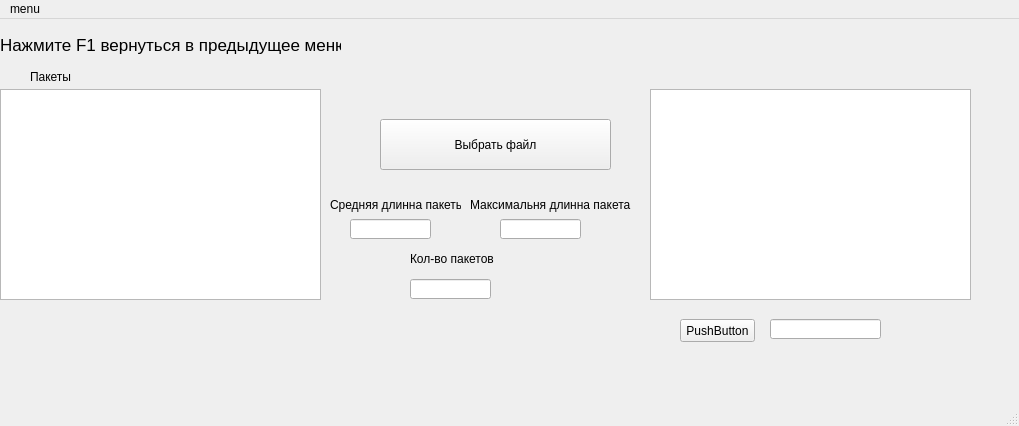
Qt form pro.ui (SURINSS6613/treeeeeeo) before a commit.
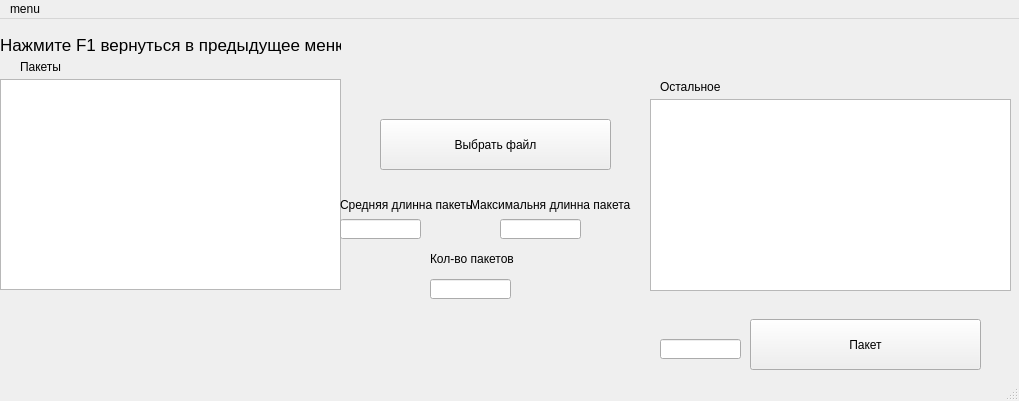
The same form after that commit.

```diff
--- a/pro.ui
+++ b/pro.ui
@@ -7,7 +7,7 @@
     <x>0</x>
     <y>0</y>
     <width>1019</width>
-    <height>426</height>
+    <height>401</height>
    </rect>
   </property>
   <property name="windowTitle">
@@ -49,16 +49,19 @@
     <property name="geometry">
      <rect>
       <x>0</x>
-      <y>70</y>
-      <width>321</width>
+      <y>60</y>
+      <width>341</width>
       <height>211</height>
      </rect>
     </property>
+    <property name="styleSheet">
+     <string notr="true">background:none;</string>
+    </property>
    </widget>
    <widget class="QLabel" name="label_2">
     <property name="geometry">
      <rect>
-      <x>330</x>
+      <x>340</x>
       <y>170</y>
       <width>131</width>
       <height>31</height>
@@ -84,7 +87,7 @@
    <widget class="QLineEdit" name="lineEdit">
     <property name="geometry">
      <rect>
-      <x>350</x>
+      <x>340</x>
       <y>200</y>
       <width>81</width>
       <height>20</height>
@@ -104,7 +107,7 @@
    <widget class="QLabel" name="label_4">
     <property name="geometry">
      <rect>
-      <x>410</x>
+      <x>430</x>
       <y>230</y>
       <width>101</width>
       <height>20</height>
@@ -117,7 +120,7 @@
    <widget class="QLineEdit" name="lineEdit_3">
     <property name="geometry">
      <rect>
-      <x>410</x>
+      <x>430</x>
       <y>260</y>
       <width>81</width>
       <height>20</height>
@@ -127,8 +130,8 @@
    <widget class="QLabel" name="label_5">
     <property name="geometry">
      <rect>
-      <x>30</x>
-      <y>50</y>
+      <x>20</x>
+      <y>40</y>
       <width>271</width>
       <height>16</height>
      </rect>
@@ -137,25 +140,38 @@
      <string>Пакеты</string>
     </property>
    </widget>
+   <widget class="QLabel" name="label_7">
+    <property name="geometry">
+     <rect>
+      <x>660</x>
+      <y>60</y>
+      <width>231</width>
+      <height>16</height>
+     </rect>
+    </property>
+    <property name="text">
+     <string>Остальное</string>
+    </property>
+   </widget>
    <widget class="QPushButton" name="pushButton_2">
     <property name="geometry">
      <rect>
-      <x>680</x>
+      <x>750</x>
       <y>300</y>
-      <width>75</width>
-      <height>23</height>
+      <width>231</width>
+      <height>51</height>
      </rect>
     </property>
     <property name="text">
-     <string>PushButton</string>
+     <string>Пакет</string>
     </property>
    </widget>
    <widget class="QLineEdit" name="lineEdit_4">
     <property name="geometry">
      <rect>
-      <x>770</x>
-      <y>300</y>
-      <width>111</width>
+      <x>660</x>
+      <y>320</y>
+      <width>81</width>
       <height>20</height>
      </rect>
     </property>
@@ -164,11 +180,14 @@
     <property name="geometry">
      <rect>
       <x>650</x>
-      <y>70</y>
-      <width>321</width>
-      <height>211</height>
+      <y>80</y>
+      <width>361</width>
+      <height>192</height>
      </rect>
     </property>
+    <property name="styleSheet">
+     <string notr="true">background:none;</string>
+    </property>
    </widget>
   </widget>
   <widget class="QMenuBar" name="menubar">
```
